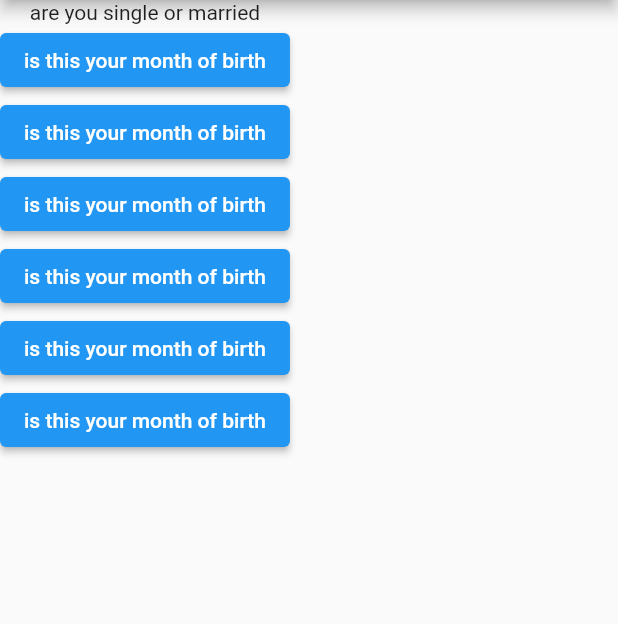
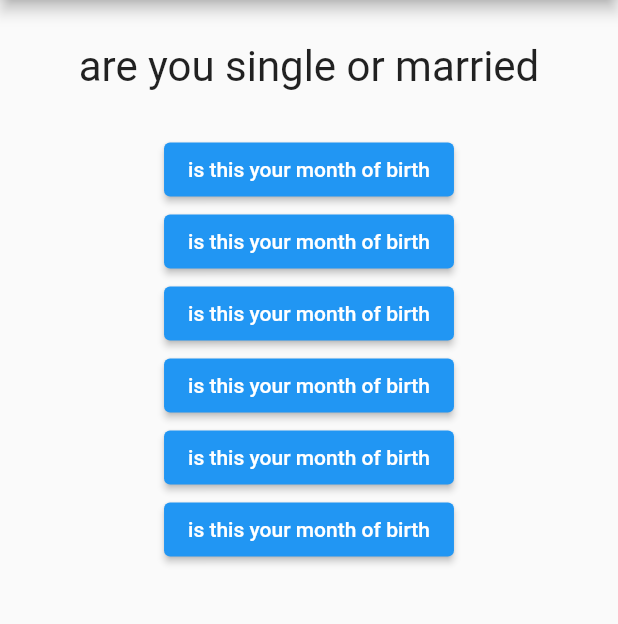
Before and after one commit to tuyishimejeandamour/quizapp_flutter, a Flutter app: the screen it shows after launch, on a phone screen of 412 x 824 dp, the part 84-708 px from its top. Run offline on Flutter 3.47's test engine with Material 2 defaults, Android fonts, the phone set to English and light mode, and no system bars.

Commit message:
done with styling stuffs

```diff
--- a/lib/main.dart
+++ b/lib/main.dart
@@ -1,3 +1,4 @@
+import 'package:first_app/question.dart';
 import 'package:flutter/material.dart';
 
 void main() {
@@ -34,7 +35,7 @@ class MyAppState extends State<MyApp> {
       ),
       body: Column(
         children: [
-          Text(questions.elementAt(questionToAnswer)),
+          Question(questions.elementAt(questionToAnswer)),
           ElevatedButton(
             onPressed: answerQuestion,
             child: Text("is this your month of birth"),
--- /dev/null
+++ b/lib/question.dart
@@ -0,0 +1,19 @@
+import 'package:flutter/material.dart';
+
+class Question extends StatelessWidget {
+  final String question;
+  const Question(this.question);
+
+  @override
+  Widget build(BuildContext context) {
+    return Container(
+      width: double.infinity,
+      margin: EdgeInsets.all(28),
+      child: Text(
+        question,
+        style: TextStyle(fontSize: 28),
+        textAlign: TextAlign.center,
+      ),
+    );
+  }
+}
```
